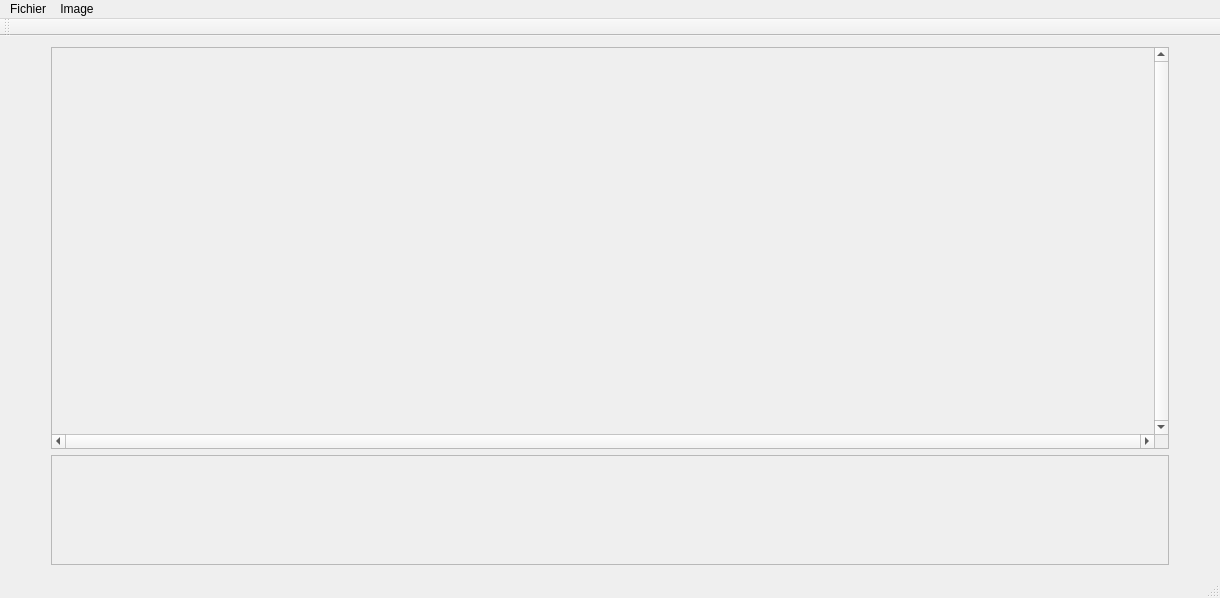
The window that mainwindow.ui (Anthiel/IHM_Qt_M1) describes before a commit, drawn with Qt 5.
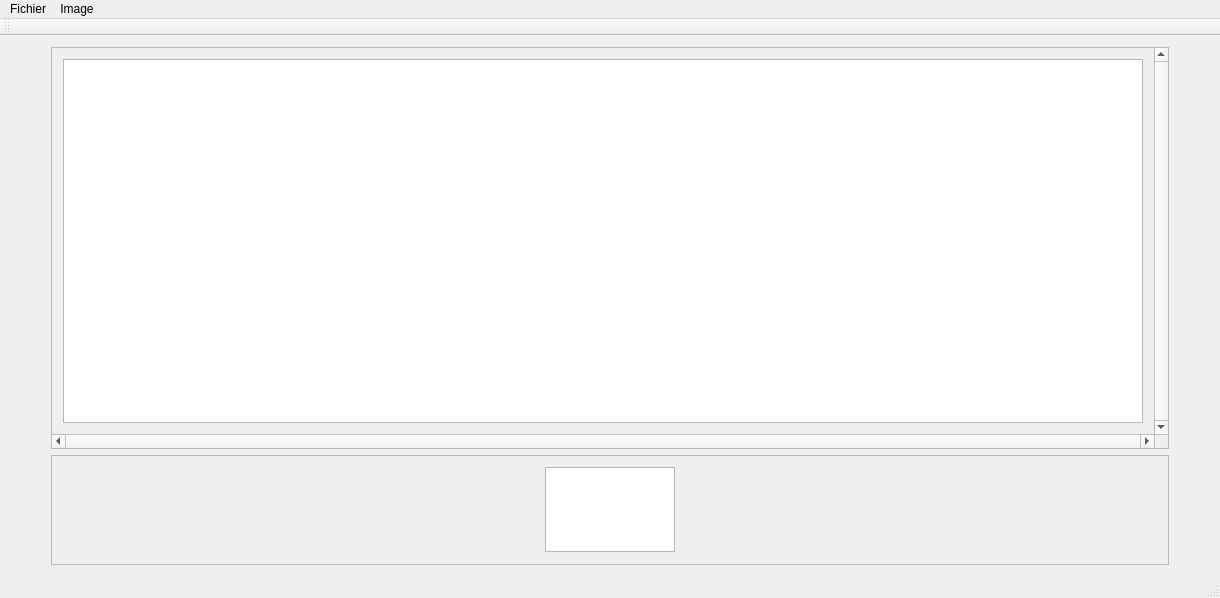
The same window after the commit. Custom widgets are drawn as their Qt base class.

Commit message: Resize et rognage marchent, GraphicsView 100% implementé

```diff
--- a/mainwindow.ui
+++ b/mainwindow.ui
@@ -79,30 +79,8 @@
         </rect>
        </property>
        <layout class="QGridLayout" name="gridLayout_3">
-        <item row="1" column="1">
-         <widget class="QLabel" name="label_Picviewer">
-          <property name="enabled">
-           <bool>true</bool>
-          </property>
-          <property name="minimumSize">
-           <size>
-            <width>100</width>
-            <height>300</height>
-           </size>
-          </property>
-          <property name="sizeIncrement">
-           <size>
-            <width>0</width>
-            <height>0</height>
-           </size>
-          </property>
-          <property name="autoFillBackground">
-           <bool>false</bool>
-          </property>
-          <property name="text">
-           <string/>
-          </property>
-         </widget>
+        <item row="1" column="0">
+         <widget class="QGraphicsViewCustom" name="PixFrame"/>
         </item>
        </layout>
       </widget>
@@ -138,7 +116,7 @@
         <item row="0" column="0">
          <layout class="QHBoxLayout" name="Layout_Explorer">
           <item>
-           <widget class="QLabelExplorer" name="LabelExpl_img">
+           <widget class="QGraphicsViewCustom" name="GraphicModeleExplorer">
             <property name="sizePolicy">
              <sizepolicy hsizetype="Minimum" vsizetype="Minimum">
               <horstretch>0</horstretch>
@@ -157,9 +135,6 @@
               <height>85</height>
              </size>
             </property>
-            <property name="text">
-             <string/>
-            </property>
            </widget>
           </item>
          </layout>
@@ -245,9 +220,9 @@
  <layoutdefault spacing="6" margin="11"/>
  <customwidgets>
   <customwidget>
-   <class>QLabelExplorer</class>
-   <extends>QLabel</extends>
-   <header>qlabelexplorer.h</header>
+   <class>QGraphicsViewCustom</class>
+   <extends>QGraphicsView</extends>
+   <header>qgraphicsviewcustom.h</header>
   </customwidget>
  </customwidgets>
  <resources/>
```
The commit also changes 12 other files.
